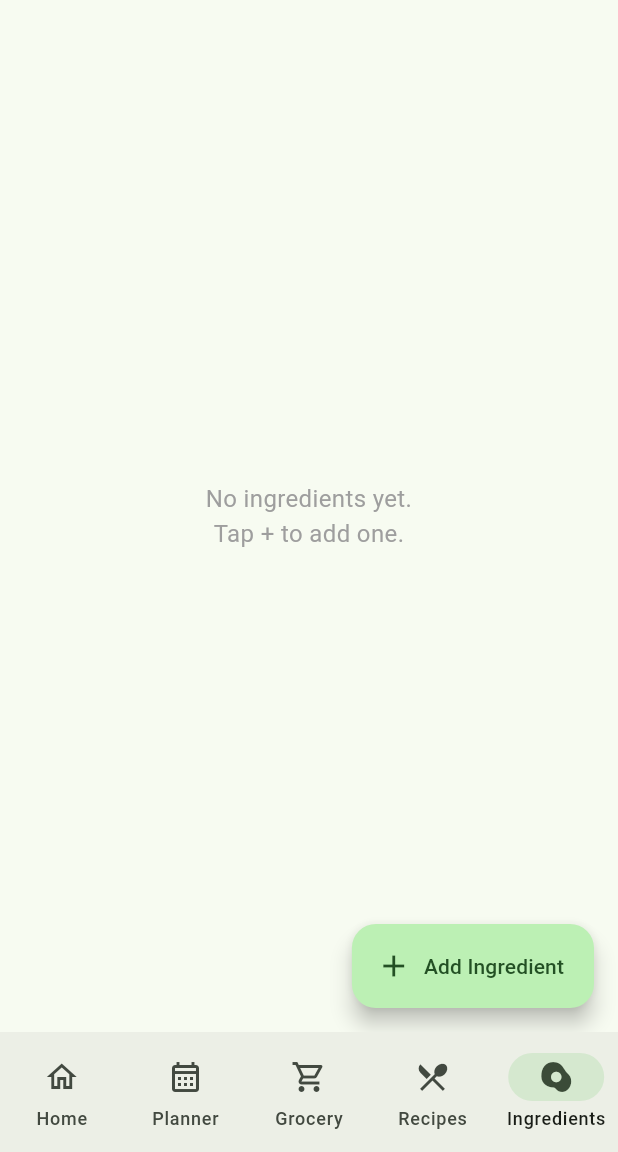
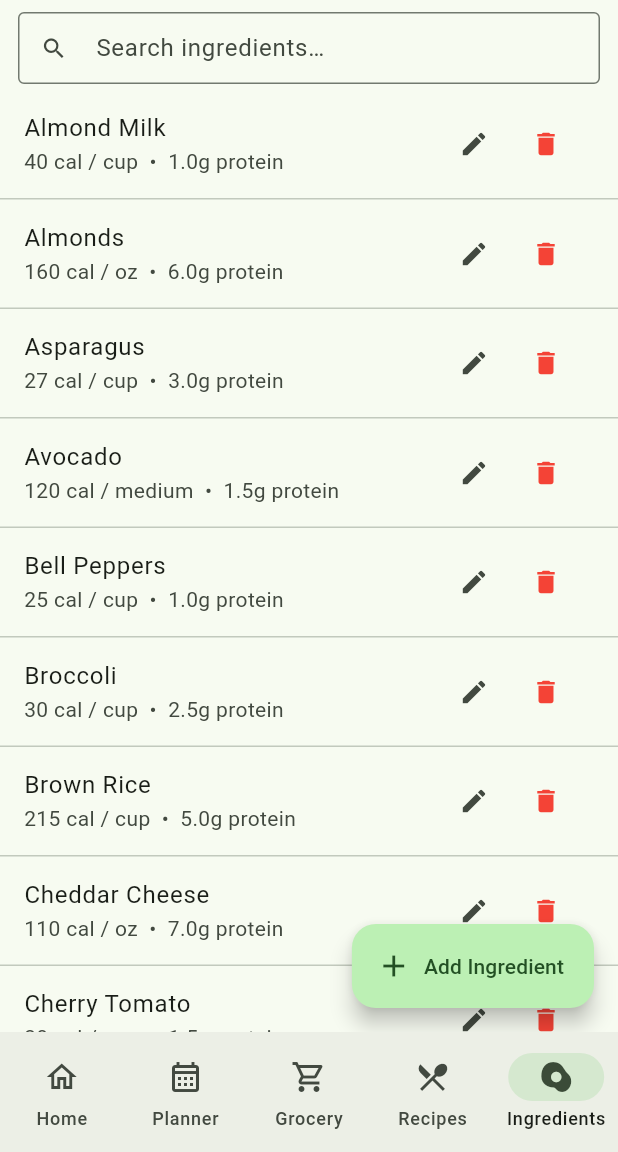
Before and after one commit to Conductor84/WEEKLYMEALPLAN, a Flutter app: the screen it shows after launch, item 5 of the bottom bar chosen, on a phone screen of 412 x 824 dp, the part 84-1236 px from its top. Run offline on Flutter 3.47's test engine with Material 3 defaults, Android fonts, the phone set to English and light mode, and no system bars; our stand-ins replace hive_flutter; accounts and stored records are empty.

Commit message:
Fix deprecated APIs, add ingredient search, and seed ingredients
Co-authored-by: Conductor84 <268385659+Conductor84@users.noreply.github.com>

```diff
--- a/lib/main.dart
+++ b/lib/main.dart
@@ -26,6 +26,7 @@ Future<void> _initializeApp() async {
   await GroceryService.init();
   await SettingsService.init();
   await RecipeService.seedRecipes();
+  await IngredientService.seedIngredients();
 }
 
 class WeeklyMealPlanApp extends StatelessWidget {
--- a/lib/pages/ingredients_page.dart
+++ b/lib/pages/ingredients_page.dart
@@ -13,6 +13,8 @@ class IngredientsPage extends StatefulWidget {
 
 class _IngredientsPageState extends State<IngredientsPage> {
   List<Ingredient> _ingredients = [];
+  String _searchQuery = '';
+  final _searchCtrl = TextEditingController();
 
   @override
   void initState() {
@@ -20,10 +22,22 @@ class _IngredientsPageState extends State<IngredientsPage> {
     _refresh();
   }
 
+  @override
+  void dispose() {
+    _searchCtrl.dispose();
+    super.dispose();
+  }
+
   void _refresh() {
     setState(() {
       _ingredients = IngredientService.getAllIngredients();
     });
+  }
+
+  List<Ingredient> get _filtered {
+    if (_searchQuery.isEmpty) return _ingredients;
+    final q = _searchQuery.toLowerCase();
+    return _ingredients.where((i) => i.name.toLowerCase().contains(q)).toList();
   }
 
   Future<void> _showAddEditDialog([Ingredient? existing]) async {
@@ -161,6 +175,7 @@ class _IngredientsPageState extends State<IngredientsPage> {
   @override
   Widget build(BuildContext context) {
     final cs = Theme.of(context).colorScheme;
+    final displayed = _filtered;
 
     return Scaffold(
       appBar: AppBar(
@@ -173,7 +188,32 @@ class _IngredientsPageState extends State<IngredientsPage> {
         icon: const Icon(Icons.add),
         label: const Text('Add Ingredient'),
       ),
-      body: _ingredients.isEmpty
+      body: Column(
+        children: [
+          Padding(
+            padding: const EdgeInsets.fromLTRB(12, 8, 12, 4),
+            child: TextField(
+              controller: _searchCtrl,
+              decoration: InputDecoration(
+                hintText: 'Search ingredients…',
+                prefixIcon: const Icon(Icons.search),
+                suffixIcon: _searchQuery.isNotEmpty
+                    ? IconButton(
+                        icon: const Icon(Icons.clear),
+                        onPressed: () {
+                          _searchCtrl.clear();
+                          setState(() => _searchQuery = '');
+                        },
+                      )
+                    : null,
+                border: const OutlineInputBorder(),
+                isDense: true,
+              ),
+              onChanged: (v) => setState(() => _searchQuery = v),
+            ),
+          ),
+          Expanded(
+            child: _ingredients.isEmpty
                 ? const Center(
                     child: Text(
                       'No ingredients yet.\nTap + to add one.',
@@ -181,12 +221,19 @@ class _IngredientsPageState extends State<IngredientsPage> {
                       style: TextStyle(fontSize: 16, color: Colors.grey),
                     ),
                   )
+                : displayed.isEmpty
+                    ? const Center(
+                        child: Text(
+                          'No ingredients match your search.',
+                          style: TextStyle(fontSize: 16, color: Colors.grey),
+                        ),
+                      )
                     : ListView.separated(
                         padding: const EdgeInsets.only(bottom: 100),
-              itemCount: _ingredients.length,
+                        itemCount: displayed.length,
                         separatorBuilder: (_, __) => const Divider(height: 1),
                         itemBuilder: (_, i) {
-                final ing = _ingredients[i];
+                          final ing = displayed[i];
                           return ListTile(
                             title: Text(ing.name),
                             subtitle: Text(
@@ -200,8 +247,8 @@ class _IngredientsPageState extends State<IngredientsPage> {
                                   onPressed: () => _showAddEditDialog(ing),
                                 ),
                                 IconButton(
-                        icon:
-                            const Icon(Icons.delete, size: 20, color: Colors.red),
+                                  icon: const Icon(Icons.delete,
+                                      size: 20, color: Colors.red),
                                   onPressed: () => _delete(ing),
                                 ),
                               ],
@@ -209,6 +256,9 @@ class _IngredientsPageState extends State<IngredientsPage> {
                           );
                         },
             ),
+          ),
+        ],
+      ),
     );
   }
 }
--- a/lib/pages/recipe_maker_page.dart
+++ b/lib/pages/recipe_maker_page.dart
@@ -120,7 +120,7 @@ class _RecipeMakerPageState extends State<RecipeMakerPage>
                 mainAxisSize: MainAxisSize.min,
                 children: [
                   Icon(Icons.restaurant_menu,
-                      size: 64, color: cs.primary.withOpacity(0.5)),
+                      size: 64, color: cs.primary.withAlpha(128)),
                   const SizedBox(height: 16),
                   Text(
                     'Create a new recipe',
@@ -217,7 +217,7 @@ class _RecipeCard extends StatelessWidget {
                           padding: const EdgeInsets.symmetric(
                               horizontal: 8, vertical: 2),
                           decoration: BoxDecoration(
-                            color: color.withOpacity(0.15),
+                            color: color.withAlpha(38),
                             borderRadius: BorderRadius.circular(20),
                           ),
                           child: Text(
--- a/lib/services/ingredient_service.dart
+++ b/lib/services/ingredient_service.dart
@@ -40,4 +40,59 @@ class IngredientService {
   static Future<void> deleteIngredient(String id) async {
     await _openBox.delete(id);
   }
+
+  /// Seeds common ingredients if the database is empty.
+  /// Safe to call on every app launch – no-op once data exists.
+  static Future<void> seedIngredients() async {
+    final box = _openBox;
+    if (box.isNotEmpty) return;
+
+    const seeds = [
+      // Proteins
+      Ingredient(id: 'ing_001', name: 'Egg', caloriesPerUnit: 70, unit: 'large', proteinPerUnit: 6),
+      Ingredient(id: 'ing_002', name: 'Egg Whites', caloriesPerUnit: 25, unit: 'cup', proteinPerUnit: 7),
+      Ingredient(id: 'ing_003', name: 'Hard Boiled Eggs', caloriesPerUnit: 70, unit: 'large', proteinPerUnit: 6),
+      Ingredient(id: 'ing_004', name: 'Chicken Breast', caloriesPerUnit: 165, unit: 'oz', proteinPerUnit: 31),
+      Ingredient(id: 'ing_005', name: 'Ground Turkey', caloriesPerUnit: 170, unit: 'oz', proteinPerUnit: 22),
+      Ingredient(id: 'ing_006', name: 'Ground Beef', caloriesPerUnit: 215, unit: 'oz', proteinPerUnit: 20),
+      Ingredient(id: 'ing_007', name: 'Salmon', caloriesPerUnit: 200, unit: 'oz', proteinPerUnit: 28),
+      Ingredient(id: 'ing_008', name: 'Shrimp', caloriesPerUnit: 90, unit: 'oz', proteinPerUnit: 18),
+      Ingredient(id: 'ing_009', name: 'Tuna', caloriesPerUnit: 120, unit: 'oz', proteinPerUnit: 26),
+      Ingredient(id: 'ing_010', name: 'Chicken Wings', caloriesPerUnit: 200, unit: 'oz', proteinPerUnit: 17),
+      Ingredient(id: 'ing_011', name: 'Protein Powder', caloriesPerUnit: 120, unit: 'scoop', proteinPerUnit: 25),
+      // Dairy
+      Ingredient(id: 'ing_012', name: 'Greek Yogurt', caloriesPerUnit: 100, unit: 'cup', proteinPerUnit: 17),
+      Ingredient(id: 'ing_013', name: 'Cheddar Cheese', caloriesPerUnit: 110, unit: 'oz', proteinPerUnit: 7),
+      Ingredient(id: 'ing_014', name: 'Feta Cheese', caloriesPerUnit: 75, unit: 'oz', proteinPerUnit: 4),
+      Ingredient(id: 'ing_015', name: 'Almond Milk', caloriesPerUnit: 40, unit: 'cup', proteinPerUnit: 1),
+      // Produce
+      Ingredient(id: 'ing_016', name: 'Avocado', caloriesPerUnit: 120, unit: 'medium', proteinPerUnit: 1.5),
+      Ingredient(id: 'ing_017', name: 'Bell Peppers', caloriesPerUnit: 25, unit: 'cup', proteinPerUnit: 1),
+      Ingredient(id: 'ing_018', name: 'Frozen Spinach', caloriesPerUnit: 30, unit: 'cup', proteinPerUnit: 3),
+      Ingredient(id: 'ing_019', name: 'Broccoli', caloriesPerUnit: 30, unit: 'cup', proteinPerUnit: 2.5),
+      Ingredient(id: 'ing_020', name: 'Asparagus', caloriesPerUnit: 27, unit: 'cup', proteinPerUnit: 3),
+      Ingredient(id: 'ing_021', name: 'Sweet Potato', caloriesPerUnit: 115, unit: 'medium', proteinPerUnit: 2),
+      Ingredient(id: 'ing_022', name: 'Onion', caloriesPerUnit: 45, unit: 'medium', proteinPerUnit: 1),
+      Ingredient(id: 'ing_023', name: 'Garlic', caloriesPerUnit: 5, unit: 'clove', proteinPerUnit: 0.2),
+      Ingredient(id: 'ing_024', name: 'Cherry Tomato', caloriesPerUnit: 30, unit: 'cup', proteinPerUnit: 1.5),
+      Ingredient(id: 'ing_025', name: 'Raspberry', caloriesPerUnit: 65, unit: 'cup', proteinPerUnit: 1.5),
+      Ingredient(id: 'ing_026', name: 'Cucumber', caloriesPerUnit: 16, unit: 'cup', proteinPerUnit: 0.7),
+      // Pantry
+      Ingredient(id: 'ing_027', name: 'Brown Rice', caloriesPerUnit: 215, unit: 'cup', proteinPerUnit: 5),
+      Ingredient(id: 'ing_028', name: 'Quinoa', caloriesPerUnit: 220, unit: 'cup', proteinPerUnit: 8),
+      Ingredient(id: 'ing_029', name: 'Almonds', caloriesPerUnit: 160, unit: 'oz', proteinPerUnit: 6),
+      Ingredient(id: 'ing_030', name: 'Chia Seeds', caloriesPerUnit: 60, unit: 'tbsp', proteinPerUnit: 3),
+      // Canned / Condiments
+      Ingredient(id: 'ing_031', name: 'Salsa', caloriesPerUnit: 15, unit: 'cup', proteinPerUnit: 0.5),
+      Ingredient(id: 'ing_032', name: 'Tomato Sauce', caloriesPerUnit: 40, unit: 'cup', proteinPerUnit: 2),
+      Ingredient(id: 'ing_033', name: 'Hummus', caloriesPerUnit: 50, unit: 'tbsp', proteinPerUnit: 2),
+      // Spices / Oils
+      Ingredient(id: 'ing_034', name: 'Olive Oil', caloriesPerUnit: 120, unit: 'tbsp', proteinPerUnit: 0),
+      Ingredient(id: 'ing_035', name: 'Soy Sauce', caloriesPerUnit: 10, unit: 'tbsp', proteinPerUnit: 1),
+    ];
+
+    await box.putAll({
+      for (final ing in seeds) ing.id: ing.toJson(),
+    });
+  }
 }
```
Lines whose indentation alone changed are shown as unchanged.
